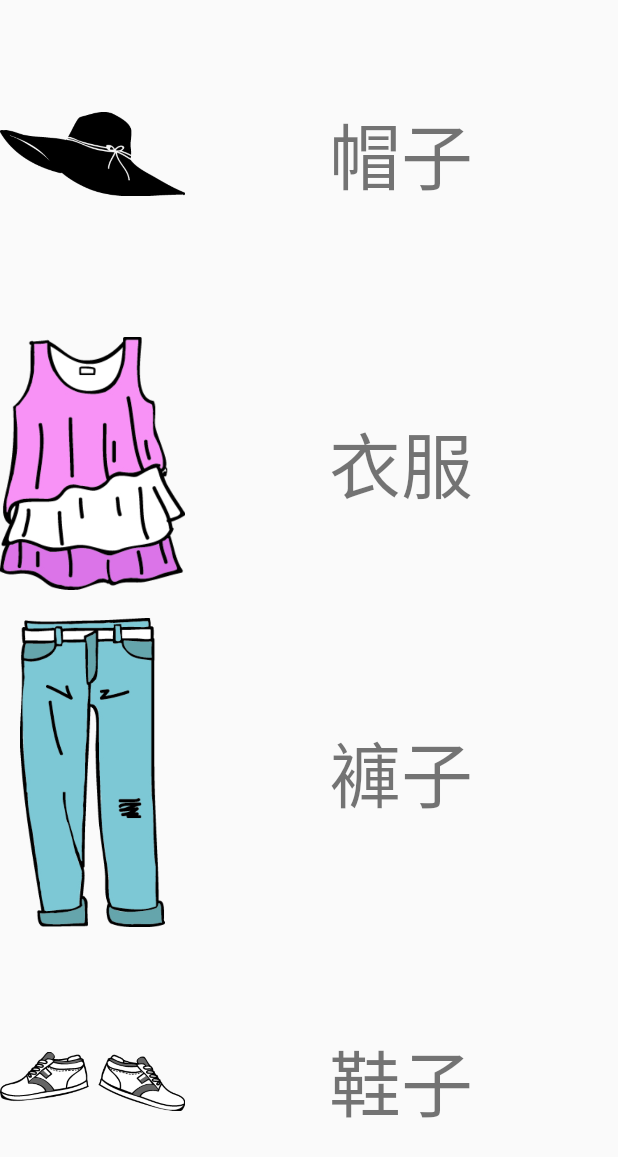
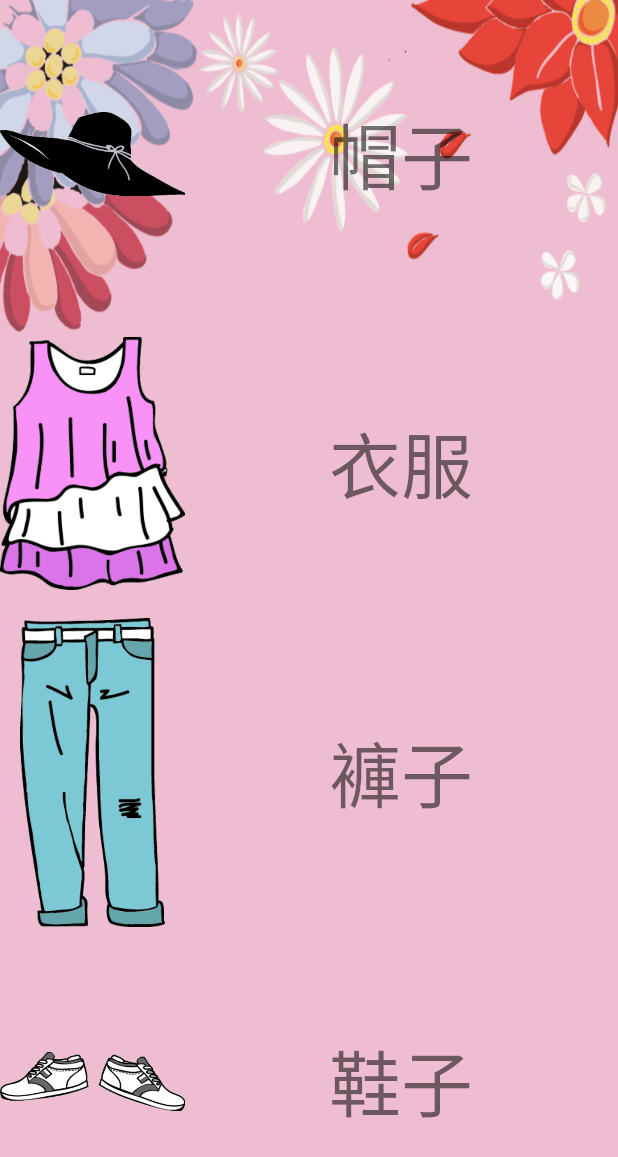
Before and after one commit to oscart820102/Cloth, an Android app: the AlbumCategoryActivity screen opened directly, with no data from a screen before it, on a phone screen of 412 x 824 dp. Shown: the top 1157 px of the screen. Run offline under Robolectric (Android 15) with nearby library versions, the phone set to English and light mode, and no system bars.

Commit message:
相簿類別加入背景

```diff
--- a/app/src/main/java/drivequickstart/example/com/myapplication/AlbumCategoryActivity.java
+++ b/app/src/main/java/drivequickstart/example/com/myapplication/AlbumCategoryActivity.java
@@ -11,6 +11,7 @@ public class AlbumCategoryActivity extends AppCompatActivity {
     LinearLayout clothLayout;
     LinearLayout pantLayout;
     LinearLayout shoeLayout;
+    LinearLayout layout;
 
     @Override
     protected void onCreate(Bundle savedInstanceState) {
@@ -18,11 +19,13 @@ public class AlbumCategoryActivity extends AppCompatActivity {
         setContentView(R.layout.activity_album_category);
 
         getSupportActionBar().hide();
-
+        layout = (LinearLayout) findViewById(R.id.activity_album_category_layout);
         hatLayout = (LinearLayout) findViewById(R.id.album_category_hat_layout);
         clothLayout = (LinearLayout) findViewById(R.id.album_category_cloth_layout);
         pantLayout = (LinearLayout) findViewById(R.id.album_category_pant_layout);
         shoeLayout = (LinearLayout) findViewById(R.id.album_category_shoe_layout);
+
+        layout.setBackgroundResource(new getPref().getThemeBrowseResID(this));
 
         hatLayout.setOnClickListener(new View.OnClickListener() {
             @Override
--- a/app/src/main/res/layout/activity_album_category.xml
+++ b/app/src/main/res/layout/activity_album_category.xml
@@ -3,7 +3,7 @@
     xmlns:app="http://schemas.android.com/apk/res-auto"
     xmlns:tools="http://schemas.android.com/tools"
     android:orientation="vertical"
-    android:id="@+id/activity_album_category"
+    android:id="@+id/activity_album_category_layout"
     android:layout_width="match_parent"
     android:layout_height="match_parent"
     android:weightSum="4"
```
